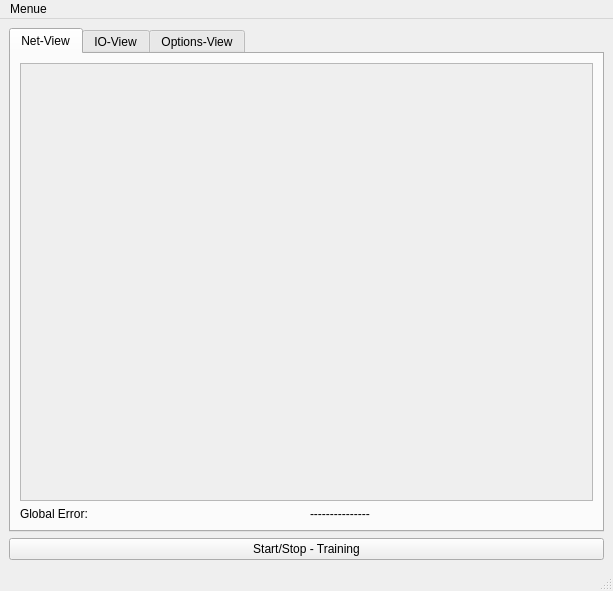
First picture: the form in KNN(StraightForward)/mainwindow.ui, repository SebastianSchwank/GLANN, before the edit.
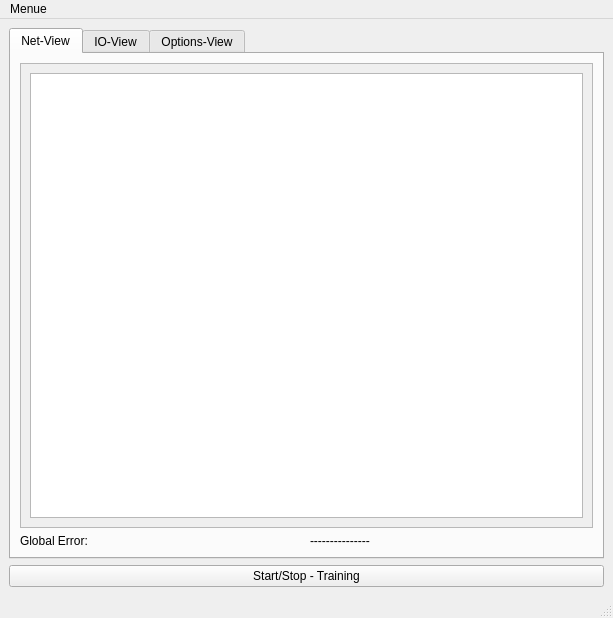
Second picture: the form after the edit. The open tabs and pages were chosen to show the change.

```diff
--- a/KNN(StraightForward)/mainwindow.ui
+++ b/KNN(StraightForward)/mainwindow.ui
@@ -7,7 +7,7 @@
     <x>0</x>
     <y>0</y>
     <width>613</width>
-    <height>591</height>
+    <height>618</height>
    </rect>
   </property>
   <property name="windowTitle">
@@ -36,12 +36,16 @@
              <x>0</x>
              <y>0</y>
              <width>561</width>
-             <height>405</height>
+             <height>432</height>
             </rect>
            </property>
            <layout class="QVBoxLayout" name="verticalLayout_4">
             <item>
-             <layout class="QVBoxLayout" name="verticalLayout"/>
+             <layout class="QVBoxLayout" name="verticalLayout">
+              <item>
+               <widget class="QGraphicsView" name="graphicsView_net"/>
+              </item>
+             </layout>
             </item>
            </layout>
           </widget>
```
Left out of the diff: 2 changed lines with no effect on the pictures.
